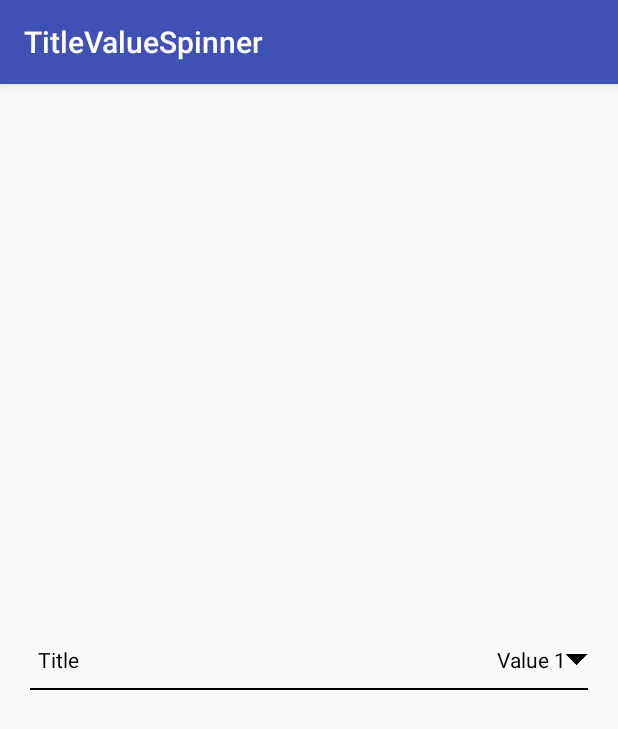
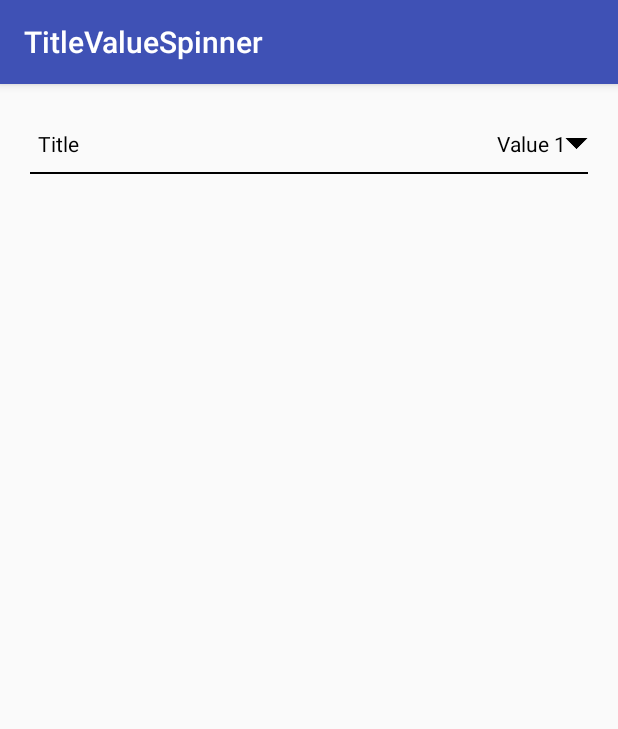
Before and after one commit to alexanderhudym/titlevaluespinner, an Android app: the screen it shows after launch (MainActivity), on a phone screen of 412 x 824 dp. Shown: the top 729 px of the screen. Run offline under Robolectric (Android 15) with nearby library versions, the phone set to English and light mode, and no system bars.

Commit message:
edit readme

```diff
--- a/app/src/main/res/layout/activity_main.xml
+++ b/app/src/main/res/layout/activity_main.xml
@@ -7,10 +7,8 @@
     tools:context="ua.com.onyx.titlevaluespinnerexample.MainActivity">
 
     <ua.com.onyx.titlevaluespinner.TitleValueSpinner
-        android:layout_marginLeft="20dp"
-        android:layout_marginRight="20dp"
+        android:layout_margin="20dp"
         app:title="Title"
-        android:layout_gravity="center"
         android:id="@+id/title_value_spinner"
         android:layout_width="match_parent"
         android:layout_height="40dp"/>
```
Also changed, not shown: 4 other files.
